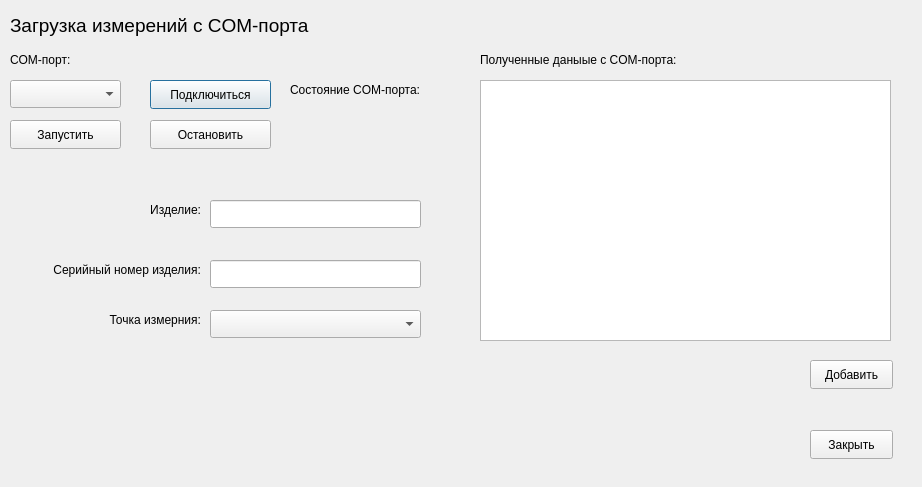
The window that comportadd.ui (Nikonoffcmi/diplome) describes before a commit, drawn with Qt 5.
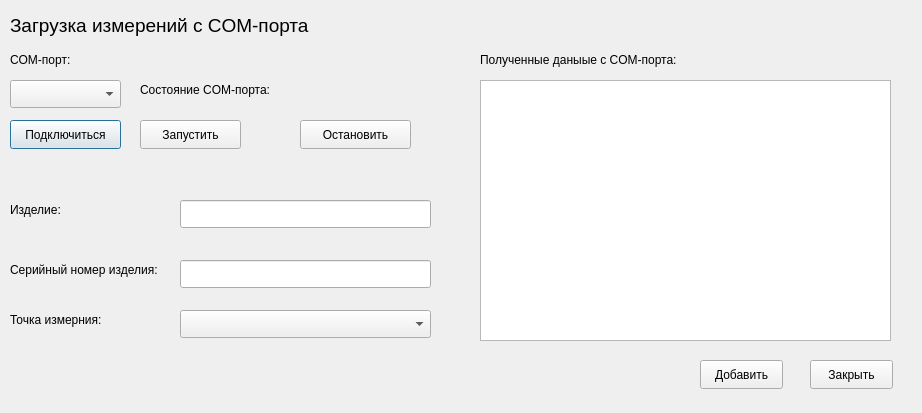
The same window after the commit.

Patch:
```diff
--- a/comportadd.ui
+++ b/comportadd.ui
@@ -7,7 +7,7 @@
     <x>0</x>
     <y>0</y>
     <width>922</width>
-    <height>487</height>
+    <height>413</height>
    </rect>
   </property>
   <property name="windowTitle">
@@ -26,9 +26,9 @@
   <widget class="QPushButton" name="btnOpenPort">
    <property name="geometry">
     <rect>
-     <x>150</x>
-     <y>80</y>
-     <width>121</width>
+     <x>10</x>
+     <y>120</y>
+     <width>111</width>
      <height>29</height>
     </rect>
    </property>
@@ -39,9 +39,9 @@
   <widget class="QPushButton" name="btnStart">
    <property name="geometry">
     <rect>
-     <x>10</x>
+     <x>140</x>
      <y>120</y>
-     <width>111</width>
+     <width>101</width>
      <height>29</height>
     </rect>
    </property>
@@ -52,9 +52,9 @@
   <widget class="QPushButton" name="btnStop">
    <property name="geometry">
     <rect>
-     <x>150</x>
+     <x>300</x>
      <y>120</y>
-     <width>121</width>
+     <width>111</width>
      <height>29</height>
     </rect>
    </property>
@@ -65,7 +65,7 @@
   <widget class="QPushButton" name="btnAddData">
    <property name="geometry">
     <rect>
-     <x>810</x>
+     <x>700</x>
      <y>360</y>
      <width>83</width>
      <height>29</height>
@@ -103,15 +103,15 @@
     </rect>
    </property>
    <property name="text">
-    <string>&lt;html&gt;&lt;head/&gt;&lt;body&gt;&lt;p align=&quot;right&quot;&gt;Серийный номер изделия:&lt;/p&gt;&lt;/body&gt;&lt;/html&gt;</string>
+    <string>&lt;html&gt;&lt;head/&gt;&lt;body&gt;&lt;p&gt;Серийный номер изделия:&lt;/p&gt;&lt;/body&gt;&lt;/html&gt;</string>
    </property>
   </widget>
   <widget class="QLineEdit" name="lineEditProduct">
    <property name="geometry">
     <rect>
-     <x>210</x>
+     <x>180</x>
      <y>200</y>
-     <width>211</width>
+     <width>251</width>
      <height>28</height>
     </rect>
    </property>
@@ -119,22 +119,22 @@
   <widget class="QLabel" name="label_3">
    <property name="geometry">
     <rect>
-     <x>20</x>
+     <x>10</x>
      <y>200</y>
      <width>181</width>
      <height>20</height>
     </rect>
    </property>
    <property name="text">
-    <string>&lt;html&gt;&lt;head/&gt;&lt;body&gt;&lt;p align=&quot;right&quot;&gt;Изделие:&lt;/p&gt;&lt;/body&gt;&lt;/html&gt;</string>
+    <string>&lt;html&gt;&lt;head/&gt;&lt;body&gt;&lt;p&gt;Изделие:&lt;/p&gt;&lt;/body&gt;&lt;/html&gt;</string>
    </property>
   </widget>
   <widget class="QLineEdit" name="lineEditProductSerial">
    <property name="geometry">
     <rect>
-     <x>210</x>
+     <x>180</x>
      <y>260</y>
-     <width>211</width>
+     <width>251</width>
      <height>28</height>
     </rect>
    </property>
@@ -162,15 +162,15 @@
     </rect>
    </property>
    <property name="text">
-    <string>&lt;html&gt;&lt;head/&gt;&lt;body&gt;&lt;p align=&quot;right&quot;&gt;Точка измерния:&lt;/p&gt;&lt;/body&gt;&lt;/html&gt;</string>
+    <string>&lt;html&gt;&lt;head/&gt;&lt;body&gt;&lt;p&gt;Точка измерния:&lt;/p&gt;&lt;/body&gt;&lt;/html&gt;</string>
    </property>
   </widget>
   <widget class="QComboBox" name="cmbPoint">
    <property name="geometry">
     <rect>
-     <x>210</x>
+     <x>180</x>
      <y>310</y>
-     <width>211</width>
+     <width>251</width>
      <height>28</height>
     </rect>
    </property>
@@ -201,7 +201,7 @@
   <widget class="QLabel" name="label_9">
    <property name="geometry">
     <rect>
-     <x>290</x>
+     <x>140</x>
      <y>80</y>
      <width>171</width>
      <height>20</height>
@@ -214,8 +214,8 @@
   <widget class="QLabel" name="label_10">
    <property name="geometry">
     <rect>
-     <x>290</x>
-     <y>125</y>
+     <x>300</x>
+     <y>82</y>
      <width>161</width>
      <height>20</height>
     </rect>
@@ -228,7 +228,7 @@
    <property name="geometry">
     <rect>
      <x>810</x>
-     <y>430</y>
+     <y>360</y>
      <width>83</width>
      <height>29</height>
     </rect>
```
Left out of the diff: 2 changed lines with no effect on the pictures.
